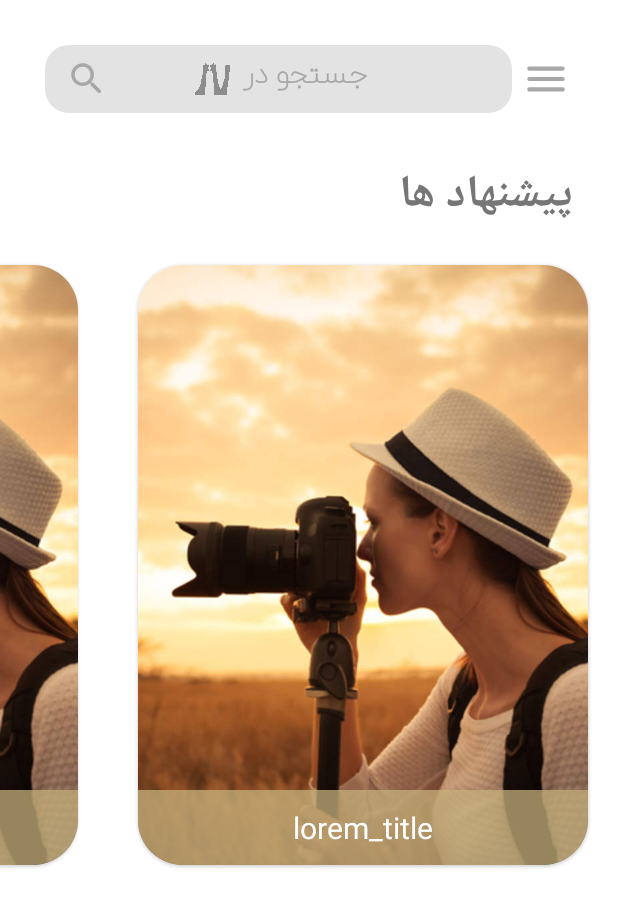
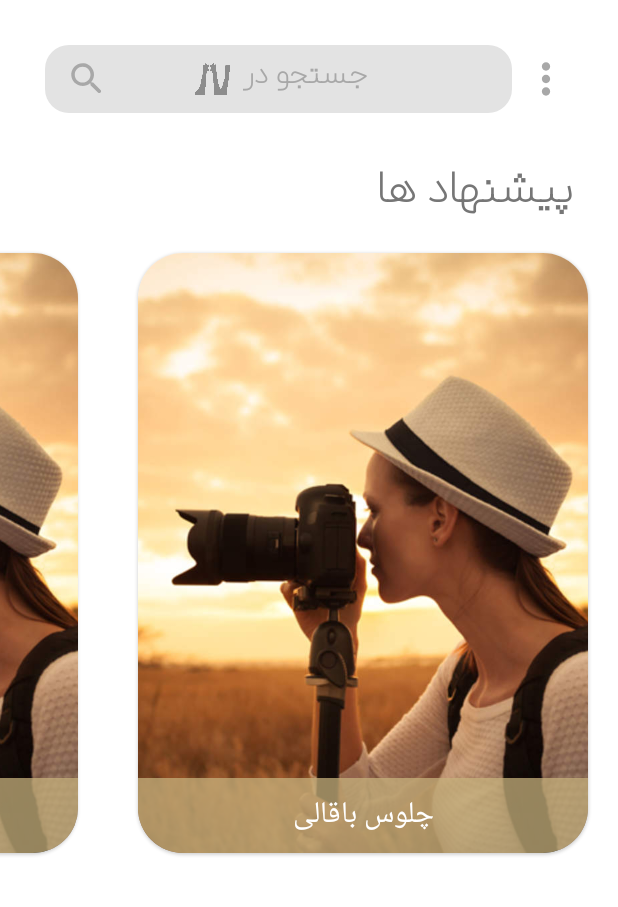
Before and after one commit to EmranHejazi/larestan_android_application, an Android app: the screen it shows after launch (MainActivity), on a phone screen of 412 x 824 dp. Shown: the top 907 px of the screen. Run offline under Robolectric (Android 15) with nearby library versions, the phone set to English and light mode, and no system bars.

Commit message:
add menu

```diff
--- a/app/src/main/java/app/uni/lar/MainActivity.java
+++ b/app/src/main/java/app/uni/lar/MainActivity.java
@@ -1,19 +1,64 @@
 package app.uni.lar;
 
+import androidx.annotation.NonNull;
 import androidx.appcompat.app.AppCompatActivity;
 
 import android.content.Intent;
 import android.os.Bundle;
-import android.os.Handler;
-import android.window.SplashScreen;
+import android.view.MenuInflater;
+import android.view.MenuItem;
+import android.widget.ImageView;
+import android.widget.LinearLayout;
+import android.widget.PopupMenu;
 
 public class MainActivity extends AppCompatActivity {
+
+    private ImageView buttonMenu;
+    private LinearLayout searchContainer;
+    private PopupMenu popupMenu;
 
     @Override
     protected void onCreate(Bundle savedInstanceState) {
         super.onCreate(savedInstanceState);
         setContentView(R.layout.activity_main);
+        findViews();
+        initialize();
+    }
 
+    private void findViews() {
+        buttonMenu = findViewById(R.id.button_menu);
+        searchContainer = findViewById(R.id.search_container);
+    }
 
+    private void initialize() {
+        buttonMenu.setOnClickListener(v -> eventMenuClick());
     }
+
+    private void eventMenuClick() {
+        popupMenu = new PopupMenu(this, buttonMenu);
+        MenuInflater inflater = popupMenu.getMenuInflater();
+        inflater.inflate(R.menu.menu_main, popupMenu.getMenu());
+        popupMenu.show();
+    }
+
+    // menu items click events
+    public void eventMenuItemClickMoreInformation(MenuItem item) {
+        //TODO("open information activity")
+    }
+
+    public void eventMenuItemClickExit(MenuItem item) {
+        finish();
+    }
+
+    public void eventMenuItemClickShare(MenuItem item) {
+        // Get the link to share
+        String link = "https://www.google.com";
+
+        // Create an intent to share the link
+        Intent shareIntent = new Intent(Intent.ACTION_SEND);
+        shareIntent.setType("text/plain");
+        shareIntent.putExtra(Intent.EXTRA_TEXT, link);
+        startActivity(Intent.createChooser(shareIntent, "Share link"));
+    }
+
 }
--- a/app/src/main/res/drawable/round_menu_24.xml
+++ /dev/null
@@ -1,5 +0,0 @@
-<vector android:height="24dp" android:tint="@color/on_content"
-    android:viewportHeight="24" android:viewportWidth="24"
-    android:width="24dp" xmlns:android="http://schemas.android.com/apk/res/android">
-    <path android:fillColor="@color/content" android:pathData="M4,18h16c0.55,0 1,-0.45 1,-1s-0.45,-1 -1,-1L4,16c-0.55,0 -1,0.45 -1,1s0.45,1 1,1zM4,13h16c0.55,0 1,-0.45 1,-1s-0.45,-1 -1,-1L4,11c-0.55,0 -1,0.45 -1,1s0.45,1 1,1zM3,7c0,0.55 0.45,1 1,1h16c0.55,0 1,-0.45 1,-1s-0.45,-1 -1,-1L4,6c-0.55,0 -1,0.45 -1,1z"/>
-</vector>
--- /dev/null
+++ b/app/src/main/res/drawable/round_more_vert_24.xml
@@ -0,0 +1,5 @@
+<vector android:height="24dp" android:tint="@color/on_content"
+    android:viewportHeight="24" android:viewportWidth="24"
+    android:width="24dp" xmlns:android="http://schemas.android.com/apk/res/android">
+    <path android:fillColor="@android:color/white" android:pathData="M12,8c1.1,0 2,-0.9 2,-2s-0.9,-2 -2,-2 -2,0.9 -2,2 0.9,2 2,2zM12,10c-1.1,0 -2,0.9 -2,2s0.9,2 2,2 2,-0.9 2,-2 -0.9,-2 -2,-2zM12,16c-1.1,0 -2,0.9 -2,2s0.9,2 2,2 2,-0.9 2,-2 -0.9,-2 -2,-2z"/>
+</vector>
--- a/app/src/main/res/layout/activity_main.xml
+++ b/app/src/main/res/layout/activity_main.xml
@@ -76,13 +76,14 @@
         </androidx.constraintlayout.widget.ConstraintLayout>
 
         <ImageView
+            android:id="@+id/button_menu"
             android:layout_width="45dp"
             android:layout_height="45dp"
             android:layout_gravity="center"
             android:background="@android:color/transparent"
             android:contentDescription="@string/content_description_menu"
             android:padding="6dp"
-            android:src="@drawable/round_menu_24" />
+            android:src="@drawable/round_more_vert_24" />
 
     </LinearLayout>
     <!--  Title  -->
@@ -93,6 +94,8 @@
         android:layout_marginTop="30dp"
         android:layout_marginEnd="30dp"
         android:text="@string/suggestions"
+        android:fontFamily="@font/iranyekan"
+        android:textFontWeight="1000"
         android:textColor="@color/text"
         android:textSize="30sp"
         android:textStyle="bold"
--- /dev/null
+++ b/app/src/main/res/menu/menu_main.xml
@@ -0,0 +1,16 @@
+<?xml version="1.0" encoding="utf-8"?>
+<menu xmlns:android="http://schemas.android.com/apk/res/android">
+    <item
+        android:id="@+id/menu_item_more_information"
+        android:title="@string/menu_item_more_information"
+        android:onClick="eventMenuItemClickMoreInformation"/>
+    <item
+        android:id="@+id/menu_item_share"
+        android:title="@string/menu_item_share"
+        android:onClick="eventMenuItemClickShare"/>
+    <item
+    android:id="@+id/menu_item_exit"
+    android:title="@string/menu_item_exit"
+        android:onClick="eventMenuItemClickExit"/>
+
+</menu>
--- a/app/src/main/res/values-night/themes.xml
+++ b/app/src/main/res/values-night/themes.xml
@@ -13,6 +13,7 @@
         <!-- Customize your theme here. -->
         <item name="android:windowIsTranslucent">true</item>
         <item name="android:statusBarColor">@android:color/transparent</item>
+        <item name="android:windowLightStatusBar">true</item>
 
     </style>
 </resources>
--- a/app/src/main/res/values/strings.xml
+++ b/app/src/main/res/values/strings.xml
@@ -6,5 +6,8 @@
     <string name="content_description_menu">Menu</string>
     <string name="content_description_search">Search</string>
     <string name="content_description_lar">Lar</string>
-    <string name="lorem_title">lorem_title</string>
+    <string name="lorem_title">چلوس باقالی</string>
+    <string name="menu_item_more_information">اطلاعات بیشتر</string>
+    <string name="menu_item_share">به اشتراک گذاری</string>
+    <string name="menu_item_exit">خروج</string>
 </resources>
--- a/app/src/main/res/values/themes.xml
+++ b/app/src/main/res/values/themes.xml
@@ -13,6 +13,7 @@
         <!-- Customize your theme here. -->
         <item name="android:windowIsTranslucent">true</item>
         <item name="android:statusBarColor">@android:color/transparent</item>
+        <item name="android:windowLightStatusBar">true</item>
 
     </style>
 </resources>
```
